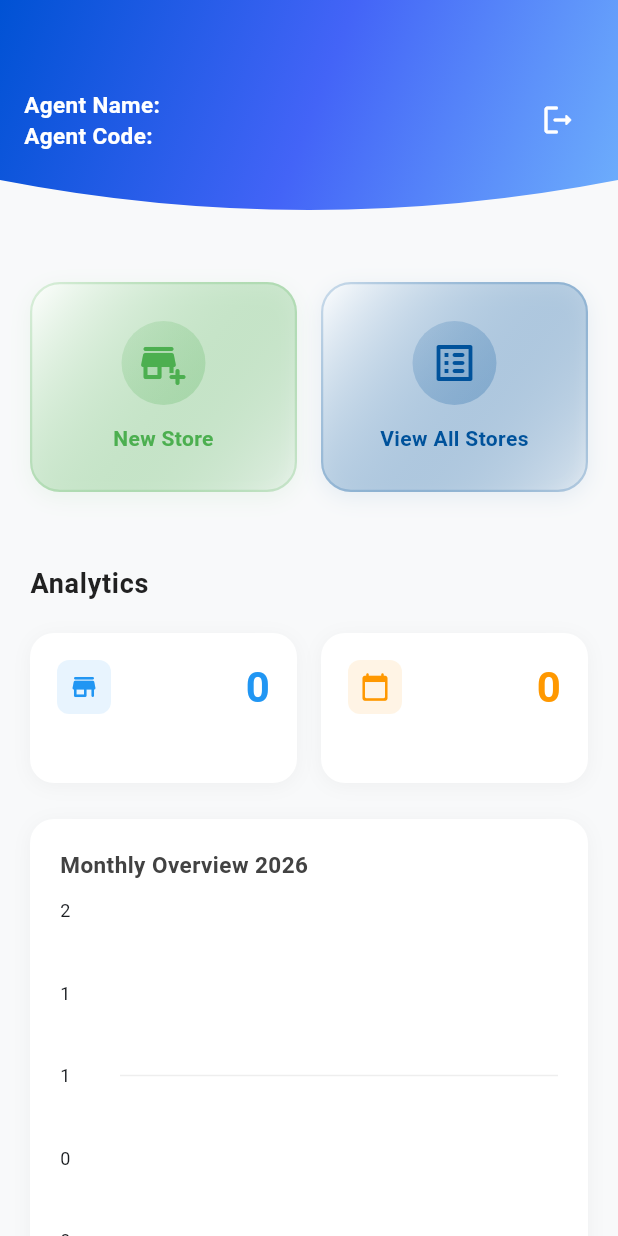
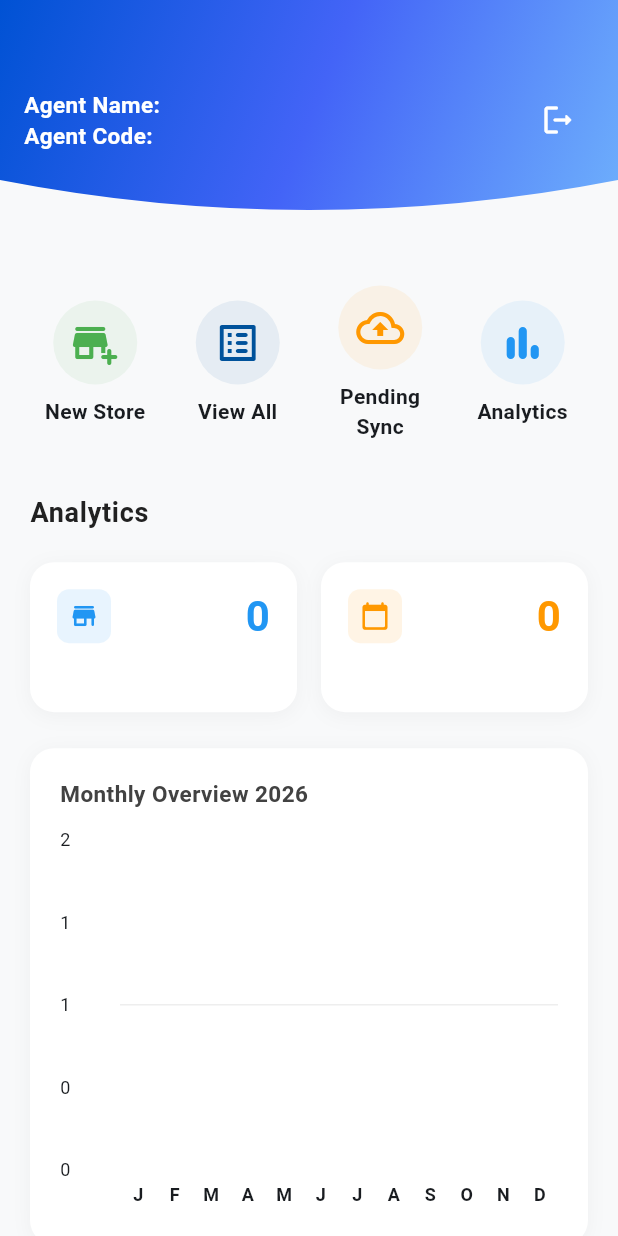
Before and after one commit to karloian/bancon, a Flutter app: the AgentScreen screen opened directly, on a phone screen of 412 x 824 dp. Run offline on Flutter 3.47's test engine with Material 3 defaults, Android fonts, the phone set to English and light mode, and no system bars; drawn by our look-alikes of fl_chart; our stand-ins replace connectivity_plus, dropdown_search, geolocator, image_picker, shared_preferences, sqflite and 1 more; accounts and stored records are empty.

Commit message:
feat: enhance agent screen with territory auto-selection and menu item component

```diff
--- a/lib/screen/agent_screen.dart
+++ b/lib/screen/agent_screen.dart
@@ -8,6 +8,7 @@
 import '../services/sync_service.dart';
 import '../services/local_database.dart';
 import 'package:dropdown_search/dropdown_search.dart';
+import 'menu_item.dart';
 
 class AgentScreen extends StatefulWidget {
   const AgentScreen({super.key});
@@ -24,6 +25,18 @@
   final _contactNumberController = TextEditingController();
   final _completeAddressController = TextEditingController();
   String? _selectedTerritory;
+  List<String> _filteredTerritories = [];
+  @override
+  void didChangeDependencies() {
+    super.didChangeDependencies();
+    // Initialize filtered territories to all on first build
+    if (_filteredTerritories.isEmpty) {
+      setState(() {
+        _filteredTerritories = List<String>.from(_territories);
+      });
+    }
+  }
+
   final _storeClassificationController = TextEditingController();
   final _tinController = TextEditingController();
   final _paymentTermController = TextEditingController();
@@ -40,6 +53,46 @@
 
   int _totalStores = 0;
   int _thisMonthStores = 0;
+
+  @override
+  void initState() {
+    super.initState();
+    _loadUserInfo();
+    _loadStats();
+    _initializeSync();
+    _completeAddressController.addListener(_autoSelectTerritoryFromAddress);
+  }
+
+  void _autoSelectTerritoryFromAddress() {
+    final address = _completeAddressController.text.toLowerCase();
+    List<String> matches = [];
+    String? autoSelect;
+    for (final territory in _territories) {
+      final territoryLower = territory.toLowerCase();
+      if (address.contains(territoryLower)) {
+        matches.add(territory);
+        autoSelect ??= territory;
+      } else {
+        final parts = territoryLower.split(',').map((s) => s.trim()).toList();
+        for (final part in parts) {
+          if (part.isNotEmpty && address.contains(part)) {
+            matches.add(territory);
+            autoSelect ??= territory;
+            break;
+          }
+        }
+      }
+    }
+    setState(() {
+      _filteredTerritories = matches.isNotEmpty
+          ? matches
+          : List<String>.from(_territories);
+      if (autoSelect != null) {
+        _selectedTerritory = autoSelect;
+      }
+    });
+  }
+
   bool _isLoadingStats = false;
   List<int> _monthlyStores = List.filled(12, 0);
 
@@ -188,14 +241,6 @@
     'Valladolid, Negros Occidental',
   ];
 
-  @override
-  void initState() {
-    super.initState();
-    _loadUserInfo();
-    _loadStats();
-    _initializeSync();
-  }
-
   void _initializeSync() {
     _syncService.startListening();
     _updatePendingCount();
@@ -329,6 +374,7 @@
     _storeNameController.dispose();
     _purchaserOwnerController.dispose();
     _contactNumberController.dispose();
+    _completeAddressController.removeListener(_autoSelectTerritoryFromAddress);
     _completeAddressController.dispose();
     _storeClassificationController.dispose();
     _tinController.dispose();
@@ -628,36 +674,45 @@
             crossAxisAlignment: CrossAxisAlignment.start,
             children: [
               const SizedBox(height: 8),
-              // Action Cards
-              Row(
+
+              // Grid Menu
+              GridView.count(
+                crossAxisCount: 4,
+                shrinkWrap: true,
+                physics: const NeverScrollableScrollPhysics(),
+                mainAxisSpacing: 16,
+                crossAxisSpacing: 8,
+                childAspectRatio: 0.8,
                 children: [
-                  Expanded(
-                    child: _buildActionCard(
-                      'New Store',
-                      Icons.add_business_rounded,
-                      Colors.green,
-                      () => _showStoreForm(),
-                    ),
-                  ),
-                  const SizedBox(width: 16),
-                  Expanded(
-                    child: _buildActionCard(
-                      'View All Stores',
-                      Icons.list_alt_rounded,
-                      const Color(0xFF00529B),
-                      () => _viewAllStores(),
-                    ),
-                  ),
-                ],
-              ),
-              const SizedBox(height: 16),
-              // Pending Sync Card
-              if (_pendingUploads > 0)
-                _buildActionCard(
-                  'Pending Sync ($_pendingUploads)',
-                  Icons.cloud_upload_outlined,
-                  Colors.orange,
-                  () => _viewPendingStores(),
+                  MenuItem(
+                    icon: Icons.add_business_rounded,
+                    label: 'New Store',
+                    color: Colors.green,
+                    onTap: _showStoreForm,
+                  ),
+                  MenuItem(
+                    icon: Icons.list_alt_rounded,
+                    label: 'View All',
+                    color: const Color(0xFF00529B),
+                    onTap: _viewAllStores,
+                  ),
+                  MenuItem(
+                    icon: Icons.cloud_upload_outlined,
+                    label: 'Pending Sync',
+                    color: Colors.orange,
+                    onTap: _viewPendingStores,
+                    badge: _pendingUploads > 0
+                        ? _pendingUploads.toString()
+                        : null,
+                  ),
+                  MenuItem(
+                    icon: Icons.bar_chart_rounded,
+                    label: 'Analytics',
+                    color: Colors.blue,
+                    onTap: () {},
+                  ),
+                  // Add more menu items as needed
+                ],
               ),
               const SizedBox(height: 32),
 
@@ -885,7 +940,7 @@
       onTap: onTap,
       borderRadius: BorderRadius.circular(20),
       child: Container(
-        height: 140,
+        height: 90,
         decoration: BoxDecoration(
           gradient: LinearGradient(
             colors: [Colors.white, color.withOpacity(0.05)],
@@ -904,6 +959,7 @@
         ),
         child: Column(
           mainAxisAlignment: MainAxisAlignment.center,
+          mainAxisSize: MainAxisSize.min,
           children: [
             Container(
               padding: const EdgeInsets.all(12),
@@ -917,15 +973,15 @@
               ),
               child: Icon(icon, size: 32, color: color),
             ),
-            const SizedBox(height: 12),
-            Text(
+            const SizedBox(height: 8),
+            Flexible(
+              child: Text(
                 title,
-              style: TextStyle(
-                fontSize: 14,
-                fontWeight: FontWeight.w600,
-                color: color,
-              ),
+                style: TextStyle(fontSize: 13, fontWeight: FontWeight.w600),
+                overflow: TextOverflow.ellipsis,
+                maxLines: 2,
                 textAlign: TextAlign.center,
+              ),
             ),
           ],
         ),
@@ -1055,6 +1111,53 @@
 }
 
 class _StoreFormScreenState extends State<StoreFormScreen> {
+  List<String> _filteredTerritories = [];
+  @override
+  void didChangeDependencies() {
+    super.didChangeDependencies();
+    if (_filteredTerritories.isEmpty) {
+      setState(() {
+        _filteredTerritories = List<String>.from(_territories);
+      });
+    }
+  }
+
+  @override
+  void initState() {
+    super.initState();
+    _completeAddressController.addListener(_autoSelectTerritoryFromAddress);
+  }
+
+  void _autoSelectTerritoryFromAddress() {
+    final address = _completeAddressController.text.toLowerCase();
+    List<String> matches = [];
+    String? autoSelect;
+    for (final territory in _territories) {
+      final territoryLower = territory.toLowerCase();
+      if (address.contains(territoryLower)) {
+        matches.add(territory);
+        autoSelect ??= territory;
+      } else {
+        final parts = territoryLower.split(',').map((s) => s.trim()).toList();
+        for (final part in parts) {
+          if (part.isNotEmpty && address.contains(part)) {
+            matches.add(territory);
+            autoSelect ??= territory;
+            break;
+          }
+        }
+      }
+    }
+    setState(() {
+      _filteredTerritories = matches.isNotEmpty
+          ? matches
+          : List<String>.from(_territories);
+      if (autoSelect != null) {
+        _selectedTerritory = autoSelect;
+      }
+    });
+  }
+
   final _formKey = GlobalKey<FormState>();
   final _dateController = TextEditingController();
   final _storeNameController = TextEditingController();
@@ -1182,12 +1285,6 @@
     'Passi City, Iloilo',
   ];
 
-  @override
-  void initState() {
-    super.initState();
-    _loadUserInfo();
-  }
-
   Future<void> _loadUserInfo() async {
     final user = Supabase.instance.client.auth.currentUser;
     if (user != null) {
@@ -1535,7 +1632,7 @@
 
                         // Territory
                         DropdownSearch<String>(
-                          items: _territories,
+                          items: _filteredTerritories,
                           selectedItem: _selectedTerritory,
                           dropdownDecoratorProps: DropDownDecoratorProps(
                             dropdownSearchDecoration: InputDecoration(
@@ -1549,7 +1646,7 @@
                             ),
                           ),
                           popupProps: PopupProps.menu(
-                            showSearchBox: true, // <-- enables search
+                            showSearchBox: true,
                             searchFieldProps: TextFieldProps(
                               decoration: InputDecoration(
                                 hintText: 'Search territory...',
@@ -1636,7 +1733,9 @@
                         const SizedBox(height: 16),
 
                         // Agent Code
-                        TextFormField(
+                        Visibility(
+                          visible: false,
+                          child: TextFormField(
                             controller: _agentCodeController,
                             decoration: InputDecoration(
                               labelText: 'Agent Code',
@@ -1651,10 +1750,13 @@
                             validator: (value) =>
                                 value?.isEmpty ?? true ? 'Required' : null,
                           ),
+                        ),
                         const SizedBox(height: 16),
 
                         // Sales Person
-                        TextFormField(
+                        Visibility(
+                          visible: false,
+                          child: TextFormField(
                             controller: _salesPersonController,
                             decoration: InputDecoration(
                               labelText: 'Sales Person',
@@ -1668,6 +1770,7 @@
                             enabled: false,
                             validator: (value) =>
                                 value?.isEmpty ?? true ? 'Required' : null,
+                          ),
                         ),
                       ],
                     ),
--- /dev/null
+++ b/lib/screen/menu_item.dart
@@ -0,0 +1,70 @@
+import 'package:flutter/material.dart';
+
+class MenuItem extends StatelessWidget {
+  final IconData icon;
+  final String label;
+  final Color color;
+  final VoidCallback onTap;
+  final String? badge;
+
+  const MenuItem({
+    required this.icon,
+    required this.label,
+    required this.color,
+    required this.onTap,
+    this.badge,
+    Key? key,
+  }) : super(key: key);
+
+  @override
+  Widget build(BuildContext context) {
+    return GestureDetector(
+      onTap: onTap,
+      child: Column(
+        mainAxisAlignment: MainAxisAlignment.center,
+        children: [
+          Stack(
+            children: [
+              Container(
+                padding: const EdgeInsets.all(12),
+                decoration: BoxDecoration(
+                  color: color.withOpacity(0.08),
+                  shape: BoxShape.circle,
+                ),
+                child: Icon(icon, size: 32, color: color),
+              ),
+              if (badge != null)
+                Positioned(
+                  right: 0,
+                  top: 0,
+                  child: Container(
+                    padding: const EdgeInsets.all(4),
+                    decoration: const BoxDecoration(
+                      color: Colors.red,
+                      shape: BoxShape.circle,
+                    ),
+                    child: Text(
+                      badge!,
+                      style: const TextStyle(
+                        color: Colors.white,
+                        fontSize: 10,
+                        fontWeight: FontWeight.bold,
+                      ),
+                    ),
+                  ),
+                ),
+            ],
+          ),
+          const SizedBox(height: 8),
+          Text(
+            label,
+            style: const TextStyle(fontSize: 14, fontWeight: FontWeight.w600),
+            textAlign: TextAlign.center,
+            maxLines: 2,
+            overflow: TextOverflow.ellipsis,
+          ),
+        ],
+      ),
+    );
+  }
+}
```
Also changed, not shown: 1 other file. Lines whose indentation alone changed are shown as unchanged.
